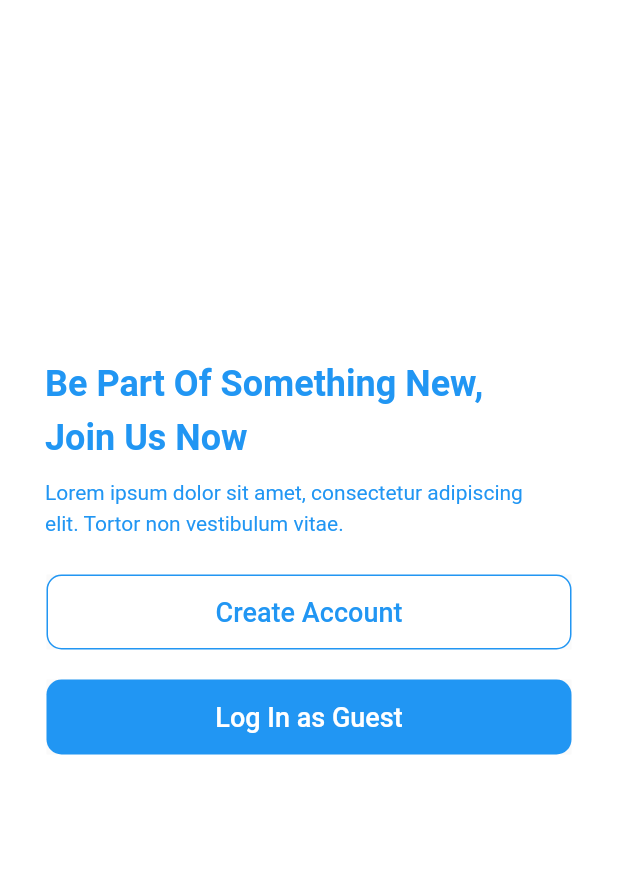
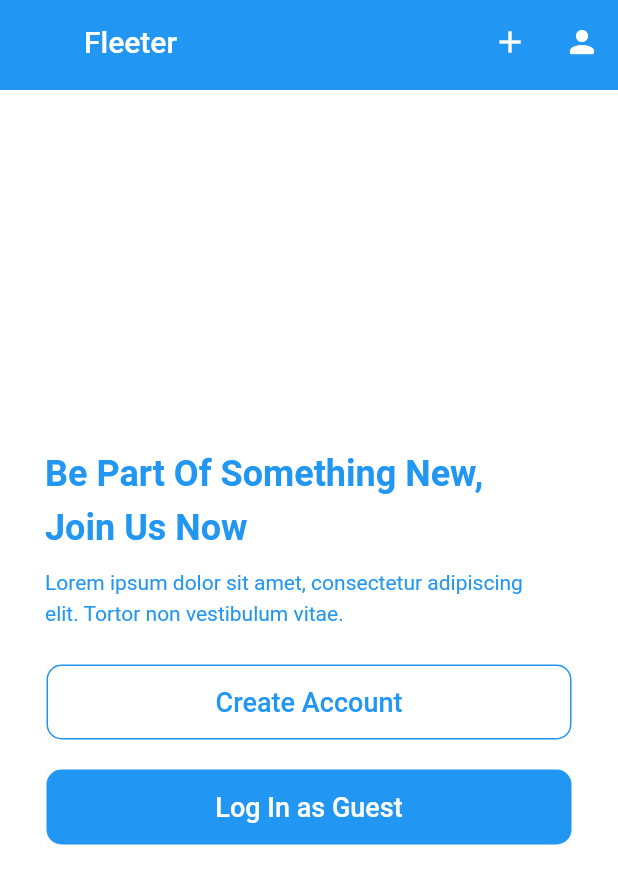
Before and after one commit to KuyaKoya/flutter_exercise, a Flutter app: the screen it shows after launch, on a phone screen of 412 x 824 dp. Shown: the top 884 px of the screen. Run offline on Flutter 3.47's test engine with Material 2 defaults, Android fonts, the phone set to English and light mode, and no system bars; our stand-ins replace auto_size_text, bloc, dio, flutter_bloc, stream_transform; generated files the repository leaves out were written again.

Commit message:
Add Custom Appbar

```diff
--- a/lib/presentation/ui/screens/comment/comment_list.dart
+++ b/lib/presentation/ui/screens/comment/comment_list.dart
@@ -5,6 +5,7 @@ import 'package:flutter_bloc/flutter_bloc.dart';
 import 'package:flutter_exercise/presentation/states/comment/comment_bloc.dart';
 import 'package:flutter_exercise/presentation/states/comment/comment_state.dart';
 import 'package:flutter_exercise/presentation/ui/screens/comment/comment_item.dart';
+import 'package:flutter_exercise/presentation/ui/widgets/appbar.dart';
 import '../../../../domain/entities/comment_entity.dart';
 import '../../../states/comment/comment_event.dart';
 
@@ -30,6 +31,7 @@ class _CommentListState extends State<CommentList> {
   @override
   Widget build(BuildContext context) {
     return Scaffold(
+      appBar: const CustomAppBar(),
       body: Center(
         child: BlocBuilder<CommentBloc, CommentState>(
           builder: (_, state) {
--- a/lib/presentation/ui/screens/profile/profile_screen.dart
+++ b/lib/presentation/ui/screens/profile/profile_screen.dart
@@ -8,6 +8,7 @@ import 'package:flutter_exercise/presentation/states/post/post_event.dart';
 import 'package:flutter_exercise/presentation/states/user/user_bloc.dart';
 import 'package:flutter_exercise/presentation/states/user/user_event.dart';
 import 'package:flutter_exercise/presentation/states/user/user_state.dart';
+import 'package:flutter_exercise/presentation/ui/widgets/appbar.dart';
 
 class ProfileScreen extends StatefulWidget {
   const ProfileScreen({Key? key}) : super(key: key);
@@ -37,6 +38,7 @@ class _ProfileScreenState extends State<ProfileScreen> {
         }
 
         return Scaffold(
+          appBar: const CustomAppBar(),
           body: ListView(
             children: <Widget>[
               Container(
--- a/lib/presentation/ui/screens/welcome_screen/welcome_screen.dart
+++ b/lib/presentation/ui/screens/welcome_screen/welcome_screen.dart
@@ -1,4 +1,5 @@
 import 'package:flutter/material.dart';
+import 'package:flutter_exercise/presentation/ui/widgets/appbar.dart';
 import 'package:flutter_exercise/presentation/ui/widgets/button.dart';
 import 'package:flutter_exercise/routes.dart';
 
@@ -8,6 +9,7 @@ class WelcomeScreen extends StatelessWidget {
   @override
   Widget build(BuildContext context) {
     return Scaffold(
+      appBar: const CustomAppBar(),
       backgroundColor: Colors.white,
       body: Stack(children: [
         const SizedBox(
--- /dev/null
+++ b/lib/presentation/ui/widgets/appbar.dart
@@ -0,0 +1,40 @@
+import 'package:flutter/material.dart';
+import 'package:flutter_exercise/routes.dart';
+
+class CustomAppBar extends StatelessWidget with PreferredSizeWidget {
+  const CustomAppBar({Key? key}) : super(key: key);
+
+  @override
+  Size get preferredSize => const Size.fromHeight(60);
+
+  @override
+  Widget build(BuildContext context) {
+    return AppBar(
+      elevation: 0.0, // for elevation
+      titleSpacing: 0.0, // if you want remove title spacing with back button
+      title: const Text('Fleeter'),
+      actions: <Widget>[
+        IconButton(
+          icon: const Icon(Icons.add),
+          onPressed: () {},
+        ),
+        IconButton(
+          icon: const Icon(Icons.person_rounded),
+          onPressed: () {
+            AppNavigator.push(Routes.users);
+          },
+        ),
+      ], //Action icon search as search icon, notification icon
+      leading: Material(
+        //Custom leading icon, such as back icon or other icon
+        color: Colors.transparent,
+        child: InkWell(
+          onTap: () {
+            Navigator.of(context).pop();
+          },
+          splashColor: Colors.red[800],
+        ),
+      ),
+    );
+  }
+}
```
Also changed, not shown: lib/presentation/ui/screens/album/album_list.dart (+7 -1 lines), lib/presentation/ui/screens/post/post_list.dart (+3 -19 lines). Lines whose indentation alone changed are shown as unchanged.
